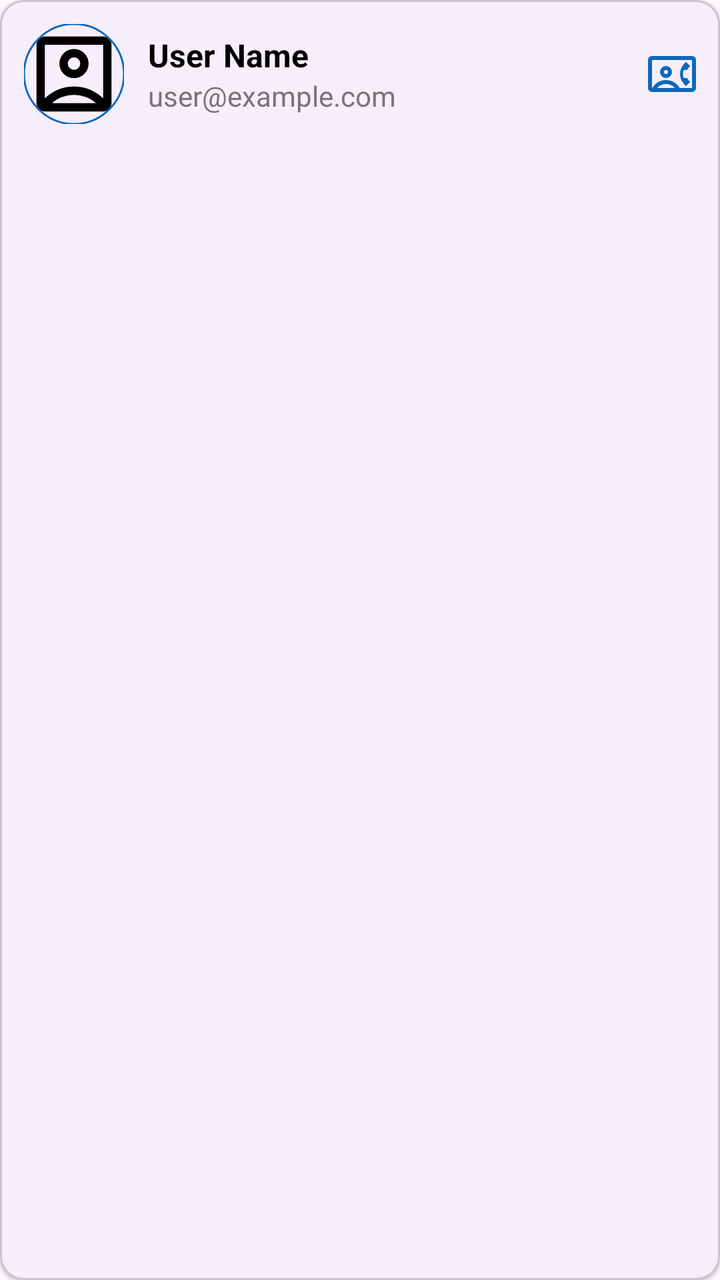
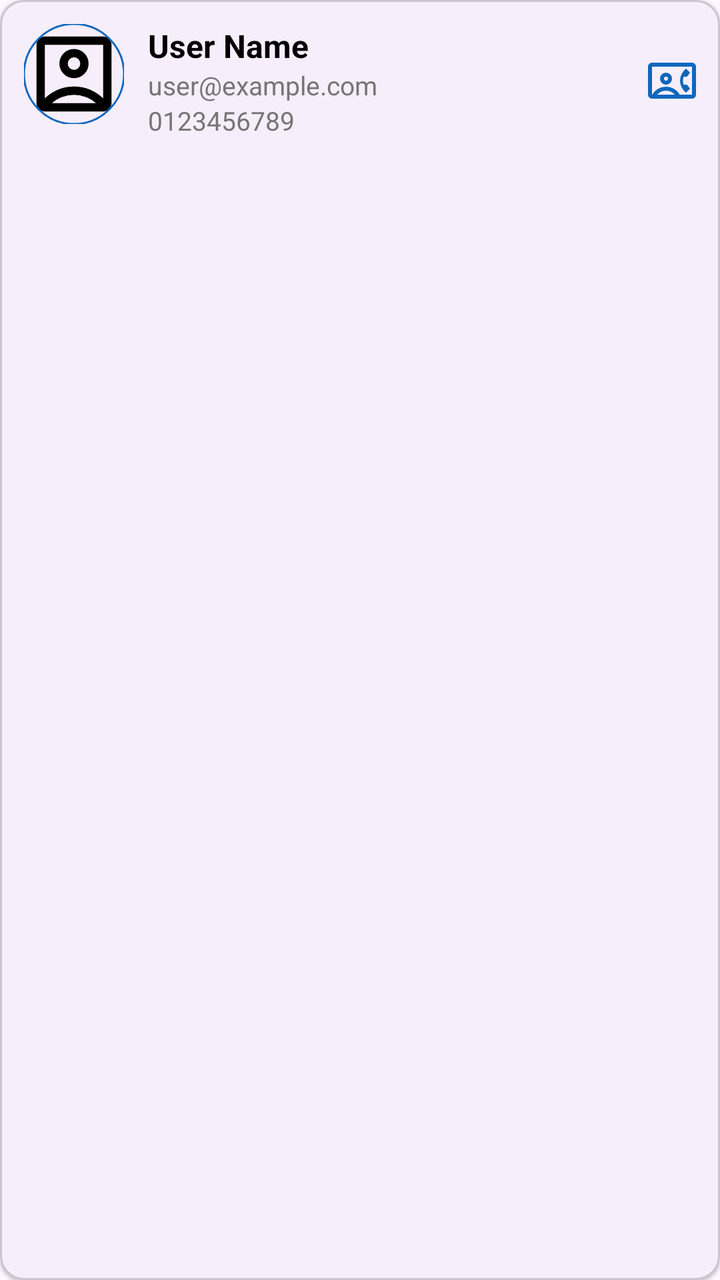

The first picture is an Android layout as it rendered before a commit; the second is the same layout after the commit. The layout source and the unified diff follow.
<!-- AndroidManifest.xml: application theme Theme.MyApplication -->
<!-- res/layout/viewholder_user.xml -->
<?xml version="1.0" encoding="utf-8"?>
<com.google.android.material.card.MaterialCardView xmlns:android="http://schemas.android.com/apk/res/android"
    xmlns:app="http://schemas.android.com/apk/res-auto"
    android:layout_width="match_parent"
    android:layout_height="wrap_content"
    android:layout_marginHorizontal="16dp"
    android:layout_marginVertical="4dp"
    app:cardCornerRadius="12dp"
    app:cardElevation="1dp">

    <RelativeLayout
        android:layout_width="match_parent"
        android:layout_height="wrap_content"
        android:padding="12dp">

        <com.google.android.material.imageview.ShapeableImageView
            android:id="@+id/img_user"
            android:layout_width="50dp"
            android:layout_height="50dp"
            android:scaleType="centerCrop"
            android:src="@drawable/outline_account_box_24"
            app:shapeAppearanceOverlay="@style/CircleImageView"
            app:strokeColor="@color/purple_200"
            app:strokeWidth="1dp" />

        <LinearLayout
            android:layout_width="match_parent"
            android:layout_height="wrap_content"
            android:layout_centerVertical="true"
            android:layout_marginStart="12dp"
            android:layout_toEndOf="@id/img_user"
            android:orientation="vertical">

            <TextView
                android:id="@+id/txt_username"
                android:layout_width="wrap_content"
                android:layout_height="wrap_content"
                android:text="User Name"
                android:textColor="@color/black"
                android:textSize="16sp"
                android:textStyle="bold" />

            <TextView
                android:id="@+id/txt_user_email"
                android:layout_width="wrap_content"
                android:layout_height="wrap_content"
                android:text="user@example.com"
                android:textColor="#757575"
                android:textSize="14sp" />
        </LinearLayout>

        <ImageView
            android:layout_width="24dp"
            android:layout_height="24dp"
            android:layout_alignParentEnd="true"
            android:layout_centerVertical="true"
            android:src="@drawable/outline_contact_phone_24"
            app:tint="@color/purple_200" />

    </RelativeLayout>
</com.google.android.material.card.MaterialCardView>
<!-- resources referenced by this layout -->
<resources>
  <color name="black">#FF000000</color>
  <color name="purple_200">#0E67BD</color>
  <!-- drawable outline_account_box_24 (drawable) -->
  <vector xmlns:android="http://schemas.android.com/apk/res/android" android:autoMirrored="true" android:height="24dp" android:tint="#000000" android:viewportHeight="960" android:viewportWidth="960" android:width="24dp">
        
      <path android:fillColor="@android:color/white" android:pathData="M200,714Q254,661 325.5,630.5Q397,600 480,600Q563,600 634.5,630.5Q706,661 760,714L760,200Q760,200 760,200Q760,200 760,200L200,200Q200,200 200,200Q200,200 200,200L200,714ZM579,479Q620,438 620,380Q620,322 579,281Q538,240 480,240Q422,240 381,281Q340,322 340,380Q340,438 381,479Q422,520 480,520Q538,520 579,479ZM200,840Q167,840 143.5,816.5Q120,793 120,760L120,200Q120,167 143.5,143.5Q167,120 200,120L760,120Q793,120 816.5,143.5Q840,167 840,200L840,760Q840,793 816.5,816.5Q793,840 760,840L200,840ZM269,760L691,760Q691,760 691,760Q691,760 691,760Q647,721 591.5,700.5Q536,680 480,680Q424,680 367.5,700.5Q311,721 269,760Q269,760 269,760Q269,760 269,760ZM437.5,422.5Q420,405 420,380Q420,355 437.5,337.5Q455,320 480,320Q505,320 522.5,337.5Q540,355 540,380Q540,405 522.5,422.5Q505,440 480,440Q455,440 437.5,422.5ZM480,457L480,457Q480,457 480,457Q480,457 480,457L480,457Q480,457 480,457Q480,457 480,457L480,457Q480,457 480,457Q480,457 480,457Q480,457 480,457Q480,457 480,457Z"/>
      
  </vector>
  <!-- drawable outline_contact_phone_24 (drawable) -->
  <vector xmlns:android="http://schemas.android.com/apk/res/android" android:autoMirrored="true" android:height="24dp" android:tint="#000000" android:viewportHeight="960" android:viewportWidth="960" android:width="24dp">
        
      <path android:fillColor="@android:color/white" android:pathData="M80,840Q47,840 23.5,816.5Q0,793 0,760L0,200Q0,167 23.5,143.5Q47,120 80,120L880,120Q913,120 936.5,143.5Q960,167 960,200L960,760Q960,793 936.5,816.5Q913,840 880,840L80,840ZM636,760L880,760Q880,760 880,760Q880,760 880,760L880,200Q880,200 880,200Q880,200 880,200L80,200Q80,200 80,200Q80,200 80,200L80,760Q80,760 80,760Q80,760 80,760L84,760Q126,685 200,642.5Q274,600 360,600Q446,600 520,642.5Q594,685 636,760ZM445,525Q480,490 480,440Q480,390 445,355Q410,320 360,320Q310,320 275,355Q240,390 240,440Q240,490 275,525Q310,560 360,560Q410,560 445,525ZM760,720L840,640L780,560L714,560Q708,542 704,521.5Q700,501 700,480Q700,459 704,439.5Q708,420 714,400L780,400L840,320L760,240Q706,282 673,346.5Q640,411 640,480Q640,549 673,613.5Q706,678 760,720ZM182,760L538,760Q504,722 457.5,701Q411,680 360,680Q309,680 263,701Q217,722 182,760ZM331.5,468.5Q320,457 320,440Q320,423 331.5,411.5Q343,400 360,400Q377,400 388.5,411.5Q400,423 400,440Q400,457 388.5,468.5Q377,480 360,480Q343,480 331.5,468.5ZM480,480Q480,480 480,480Q480,480 480,480Q480,480 480,480Q480,480 480,480L480,480Q480,480 480,480Q480,480 480,480L480,480Q480,480 480,480Q480,480 480,480L480,480Q480,480 480,480Q480,480 480,480L480,480Q480,480 480,480Q480,480 480,480Z"/>
      
  </vector>
  <style name="CircleImageView" parent="">
          <item name="cornerFamily">rounded</item>
          <item name="cornerSize">50%</item>
      </style>
  <style name="Theme.MyApplication" parent="Theme.MaterialComponents.DayNight.DarkActionBar">
          
          <item name="colorPrimary">@color/purple_500</item>
          <item name="colorPrimaryVariant">@color/purple_700</item>
          <item name="colorOnPrimary">@color/white</item>
          
          <item name="colorSecondary">@color/teal_200</item>
          <item name="colorSecondaryVariant">@color/teal_700</item>
          <item name="colorOnSecondary">@color/black</item>
          
          <item name="android:statusBarColor">?attr/colorPrimaryVariant</item>
          
      </style>
  <color name="purple_500">#D9B84D</color>
  <color name="purple_700">#F60303</color>
  <color name="white">#FFFFFFFF</color>
  <color name="teal_200">#FF03DAC5</color>
  <color name="teal_700">#D04A0F</color>
</resources>

<!-- the commit's change to res/layout/viewholder_user.xml (unified diff, before → after) -->
@@ -32,7 +32,7 @@
             android:orientation="vertical">
 
             <TextView
-                android:id="@+id/txt_username"
+                android:id="@+id/user_name"
                 android:layout_width="wrap_content"
                 android:layout_height="wrap_content"
                 android:text="User Name"
@@ -41,12 +41,20 @@
                 android:textStyle="bold" />
 
             <TextView
-                android:id="@+id/txt_user_email"
+                android:id="@+id/user_email"
                 android:layout_width="wrap_content"
                 android:layout_height="wrap_content"
                 android:text="user@example.com"
                 android:textColor="#757575"
-                android:textSize="14sp" />
+                android:textSize="13sp" />
+
+            <TextView
+                android:id="@+id/user_number"
+                android:layout_width="wrap_content"
+                android:layout_height="wrap_content"
+                android:text="0123456789"
+                android:textColor="#757575"
+                android:textSize="13sp" />
         </LinearLayout>
 
         <ImageView
